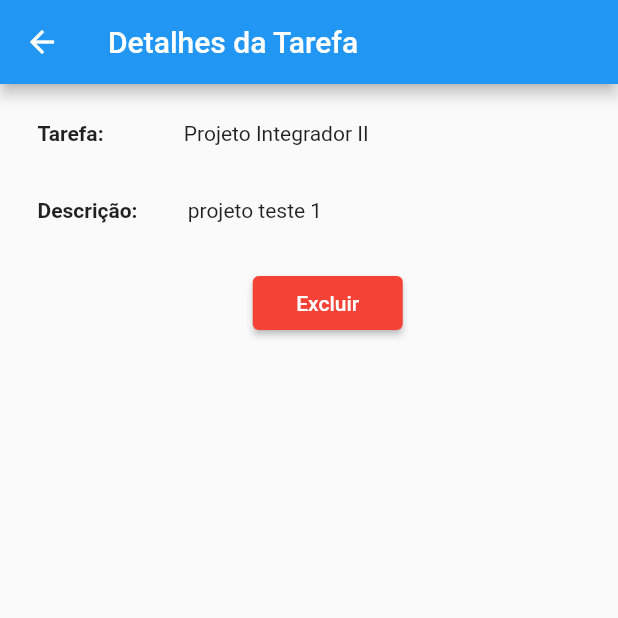
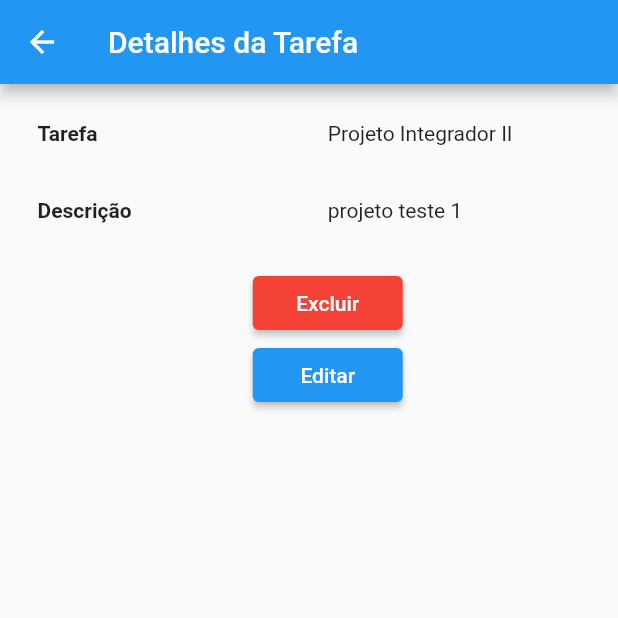
Before and after one commit to AndreyCordeiro/lista_tarefas, a Flutter app: the screen it shows after launch, after a tap on an icon or button, on a phone screen of 412 x 824 dp, the top half of it. Run offline on Flutter 3.47's test engine with Material 2 defaults, Android fonts, the phone set to English and light mode, and no system bars; our stand-ins replace sqflite; accounts and stored records are empty.

Commit message:
Correções na estrutura

```diff
--- a/lib/tarefas/cadastro/cadastro-tarefa-widget.dart
+++ b/lib/tarefas/cadastro/cadastro-tarefa-widget.dart
@@ -38,11 +38,11 @@ class CadastroTarefa extends State<CadastroTarefaPage> {
               padding: const EdgeInsets.all(20.0),
               child: TextFormField(
                 decoration: const InputDecoration(
-                  hintText: 'Subtitulo da tarefa',
+                  hintText: 'Descrição da tarefa',
                 ),
                 validator: (String? value) {
                   if (value == null || value.isEmpty) {
-                    return 'Informe o subtitulo da tarefa!';
+                    return 'Informe a descrição da tarefa!';
                   }
                   descricao = value;
                 },
--- a/lib/tarefas/info-tarefa-widget.dart
+++ b/lib/tarefas/info-tarefa-widget.dart
@@ -1,6 +1,7 @@
 import 'package:flutter/material.dart';
 import 'package:lista_tarefas/tarefas/tarefa.dart';
 
+import 'componentes/elevated-button-editar.dart';
 import 'componentes/elevated-button-excluir.dart';
 import 'info-tarefa-page.dart';
 
@@ -25,42 +26,34 @@ class InfoTarefaWidget extends State<InfoTarefaPage> {
           children: <Widget>[
             Row(
               children: <Widget>[
-                Column(
-                  children: <Widget>[
-                    Row(
-                      children: <Widget>[
-                        const Text('Tarefa: ',
-                            style: TextStyle(fontWeight: FontWeight.bold)),
-                        const SizedBox(width: 50),
-                        Text(
-                          tarefa.nome,
-                          overflow: TextOverflow.ellipsis,
-                        ),
-                      ],
-                    ),
-                  ],
+                const Expanded(
+                  child: Text(
+                    'Tarefa',
+                    style: TextStyle(fontWeight: FontWeight.bold),
+                  ),
+                ),
+                Expanded(
+                  child: Text(tarefa.nome),
                 ),
               ],
             ),
             const SizedBox(height: 35),
             Row(
               children: <Widget>[
-                Column(
-                  children: <Widget>[
-                    Row(
-                      children: <Widget>[
-                        const Text('Descrição: ',
-                            style: TextStyle(fontWeight: FontWeight.bold)),
-                        const SizedBox(width: 30),
-                        Text(tarefa.descricao, overflow: TextOverflow.ellipsis),
-                      ],
-                    ),
-                  ],
+                const Expanded(
+                  child: Text(
+                    'Descrição',
+                    style: TextStyle(fontWeight: FontWeight.bold),
+                  ),
+                ),
+                Expanded(
+                  child: Text(tarefa.descricao),
                 ),
               ],
             ),
             const SizedBox(height: 30),
             BotaoExcluir(tarefa: tarefa),
+            BotaoEditar(tarefa: tarefa),
           ],
         ),
       ),
```
